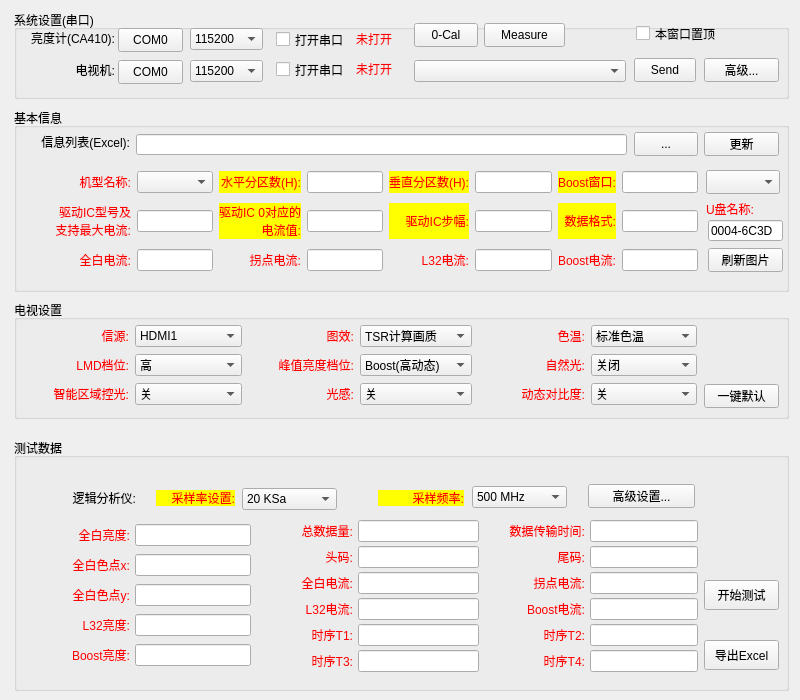
Old version of the form TCLAutoTestTool/MainWindow.ui in the repository wlffeng2008/TCLAutoTest.
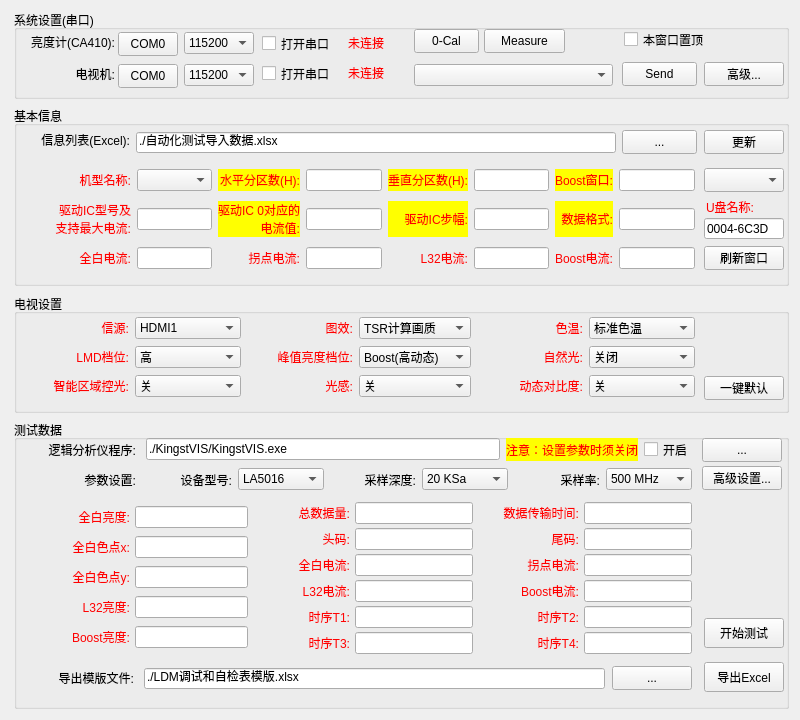
New version of the form.

Diff of the .ui file:
```diff
--- a/TCLAutoTestTool/MainWindow.ui
+++ b/TCLAutoTestTool/MainWindow.ui
@@ -7,7 +7,7 @@
     <x>0</x>
     <y>0</y>
     <width>800</width>
-    <height>700</height>
+    <height>720</height>
    </rect>
   </property>
   <property name="font">
@@ -23,9 +23,9 @@
     <property name="geometry">
      <rect>
       <x>14</x>
-      <y>108</y>
+      <y>106</y>
       <width>775</width>
-      <height>184</height>
+      <height>180</height>
      </rect>
     </property>
     <property name="font">
@@ -57,17 +57,20 @@
       <rect>
        <x>122</x>
        <y>26</y>
-       <width>491</width>
+       <width>480</width>
        <height>21</height>
       </rect>
      </property>
+     <property name="text">
+      <string>./自动化测试导入数据.xlsx</string>
+     </property>
     </widget>
     <widget class="QPushButton" name="pushButtonLoadInfo">
      <property name="geometry">
       <rect>
-       <x>620</x>
+       <x>608</x>
        <y>24</y>
-       <width>64</width>
+       <width>75</width>
        <height>24</height>
       </rect>
      </property>
@@ -80,7 +83,7 @@
       <rect>
        <x>690</x>
        <y>24</y>
-       <width>75</width>
+       <width>80</width>
        <height>24</height>
       </rect>
      </property>
@@ -93,7 +96,7 @@
       <rect>
        <x>41</x>
        <y>59</y>
-       <width>643</width>
+       <width>640</width>
        <height>111</height>
       </rect>
      </property>
@@ -307,9 +310,9 @@
     <widget class="QComboBox" name="comboBoxWindows">
      <property name="geometry">
       <rect>
-       <x>692</x>
+       <x>690</x>
        <y>62</y>
-       <width>74</width>
+       <width>80</width>
        <height>24</height>
       </rect>
      </property>
@@ -339,9 +342,9 @@
     <widget class="QLineEdit" name="lineEditUDisk">
      <property name="geometry">
       <rect>
-       <x>694</x>
+       <x>690</x>
        <y>112</y>
-       <width>75</width>
+       <width>80</width>
        <height>21</height>
       </rect>
      </property>
@@ -352,14 +355,14 @@
     <widget class="QPushButton" name="pushButtonShowImage">
      <property name="geometry">
       <rect>
-       <x>694</x>
+       <x>690</x>
        <y>140</y>
-       <width>75</width>
+       <width>80</width>
        <height>24</height>
       </rect>
      </property>
      <property name="text">
-      <string>刷新图片</string>
+      <string>刷新窗口</string>
      </property>
     </widget>
    </widget>
@@ -367,7 +370,7 @@
     <property name="geometry">
      <rect>
       <x>14</x>
-      <y>300</y>
+      <y>294</y>
       <width>775</width>
       <height>119</height>
      </rect>
@@ -379,8 +382,8 @@
      <property name="geometry">
       <rect>
        <x>690</x>
-       <y>84</y>
-       <width>75</width>
+       <y>82</y>
+       <width>80</width>
        <height>24</height>
       </rect>
      </property>
@@ -392,8 +395,8 @@
      <property name="geometry">
       <rect>
        <x>9</x>
-       <y>24</y>
-       <width>674</width>
+       <y>22</y>
+       <width>672</width>
        <height>85</height>
       </rect>
      </property>
@@ -765,65 +768,25 @@
     <property name="geometry">
      <rect>
       <x>14</x>
-      <y>438</y>
+      <y>420</y>
       <width>775</width>
-      <height>253</height>
+      <height>289</height>
      </rect>
     </property>
     <property name="title">
      <string>测试数据</string>
     </property>
-    <widget class="QLabel" name="label_35">
-     <property name="geometry">
-      <rect>
-       <x>142</x>
-       <y>52</y>
-       <width>79</width>
-       <height>16</height>
-      </rect>
-     </property>
-     <property name="styleSheet">
-      <string notr="true">background-color: rgb(255, 255, 0);
-color: rgb(255, 0, 0);</string>
-     </property>
-     <property name="text">
-      <string> 采样率设置:</string>
-     </property>
-     <property name="alignment">
-      <set>Qt::AlignmentFlag::AlignRight|Qt::AlignmentFlag::AlignTrailing|Qt::AlignmentFlag::AlignVCenter</set>
-     </property>
-    </widget>
-    <widget class="QLabel" name="label_36">
-     <property name="geometry">
-      <rect>
-       <x>364</x>
-       <y>52</y>
-       <width>86</width>
-       <height>16</height>
-      </rect>
-     </property>
-     <property name="styleSheet">
-      <string notr="true">background-color: rgb(255, 255, 0);
-color: rgb(255, 0, 0);</string>
-     </property>
-     <property name="text">
-      <string>采样频率:</string>
-     </property>
-     <property name="alignment">
-      <set>Qt::AlignmentFlag::AlignRight|Qt::AlignmentFlag::AlignTrailing|Qt::AlignmentFlag::AlignVCenter</set>
-     </property>
-    </widget>
     <widget class="QLabel" name="label_37">
      <property name="geometry">
       <rect>
-       <x>46</x>
+       <x>19</x>
        <y>52</y>
-       <width>76</width>
+       <width>103</width>
        <height>16</height>
       </rect>
      </property>
      <property name="text">
-      <string>逻辑分析仪:</string>
+      <string>参数设置:</string>
      </property>
      <property name="alignment">
       <set>Qt::AlignmentFlag::AlignRight|Qt::AlignmentFlag::AlignTrailing|Qt::AlignmentFlag::AlignVCenter</set>
@@ -833,8 +796,8 @@
      <property name="geometry">
       <rect>
        <x>690</x>
-       <y>142</y>
-       <width>75</width>
+       <y>198</y>
+       <width>80</width>
        <height>30</height>
       </rect>
      </property>
@@ -846,8 +809,8 @@
      <property name="geometry">
       <rect>
        <x>690</x>
-       <y>202</y>
-       <width>75</width>
+       <y>242</y>
+       <width>80</width>
        <height>30</height>
       </rect>
      </property>
@@ -855,103 +818,12 @@
       <string>导出Excel</string>
      </property>
     </widget>
-    <widget class="QComboBox" name="comboBoxSample">
-     <property name="geometry">
-      <rect>
-       <x>228</x>
-       <y>50</y>
-       <width>95</width>
-       <height>22</height>
-      </rect>
-     </property>
-     <property name="currentIndex">
-      <number>0</number>
-     </property>
-     <property name="maxVisibleItems">
-      <number>30</number>
-     </property>
-     <item>
-      <property name="text">
-       <string>20 KSa</string>
-      </property>
-     </item>
-     <item>
-      <property name="text">
-       <string>200 KSa</string>
-      </property>
-     </item>
-     <item>
-      <property name="text">
-       <string>1 MSa</string>
-      </property>
-     </item>
-     <item>
-      <property name="text">
-       <string>2 MSa</string>
-      </property>
-     </item>
-     <item>
-      <property name="text">
-       <string>5 MSa</string>
-      </property>
-     </item>
-     <item>
-      <property name="text">
-       <string>10 MSa</string>
-      </property>
-     </item>
-     <item>
-      <property name="text">
-       <string>20 MSa</string>
-      </property>
-     </item>
-     <item>
-      <property name="text">
-       <string>50 MSa</string>
-      </property>
-     </item>
-     <item>
-      <property name="text">
-       <string>100 MSa</string>
-      </property>
-     </item>
-     <item>
-      <property name="text">
-       <string>200 MSa*</string>
-      </property>
-     </item>
-     <item>
-      <property name="text">
-       <string>500 MSa&quot;</string>
-      </property>
-     </item>
-     <item>
-      <property name="text">
-       <string>1 GSa&quot;</string>
-      </property>
-     </item>
-     <item>
-      <property name="text">
-       <string>2 GSa&quot;</string>
-      </property>
-     </item>
-     <item>
-      <property name="text">
-       <string>5 GSa&quot;</string>
-      </property>
-     </item>
-     <item>
-      <property name="text">
-       <string>10 GSa&quot;</string>
-      </property>
-     </item>
-    </widget>
     <widget class="QWidget" name="layoutWidget">
      <property name="geometry">
       <rect>
        <x>53</x>
        <y>78</y>
-       <width>631</width>
+       <width>625</width>
        <height>160</height>
       </rect>
      </property>
@@ -1300,9 +1172,9 @@
     <widget class="QPushButton" name="pushButtonSPISet">
      <property name="geometry">
       <rect>
-       <x>574</x>
+       <x>688</x>
        <y>46</y>
-       <width>107</width>
+       <width>80</width>
        <height>24</height>
       </rect>
      </property>
@@ -1310,15 +1182,234 @@
       <string>高级设置...</string>
      </property>
     </widget>
+    <widget class="QLabel" name="label_55">
+     <property name="geometry">
+      <rect>
+       <x>21</x>
+       <y>22</y>
+       <width>101</width>
+       <height>16</height>
+      </rect>
+     </property>
+     <property name="text">
+      <string>逻辑分析仪程序:</string>
+     </property>
+     <property name="alignment">
+      <set>Qt::AlignmentFlag::AlignRight|Qt::AlignmentFlag::AlignTrailing|Qt::AlignmentFlag::AlignVCenter</set>
+     </property>
+    </widget>
+    <widget class="QPushButton" name="pushButtonFindKIS">
+     <property name="geometry">
+      <rect>
+       <x>688</x>
+       <y>18</y>
+       <width>80</width>
+       <height>24</height>
+      </rect>
+     </property>
+     <property name="text">
+      <string>...</string>
+     </property>
+    </widget>
+    <widget class="QPushButton" name="pushButtonFindExcel">
+     <property name="geometry">
+      <rect>
+       <x>598</x>
+       <y>246</y>
+       <width>80</width>
+       <height>24</height>
+      </rect>
+     </property>
+     <property name="text">
+      <string>...</string>
+     </property>
+    </widget>
+    <widget class="QLabel" name="label_56">
+     <property name="geometry">
+      <rect>
+       <x>21</x>
+       <y>250</y>
+       <width>99</width>
+       <height>16</height>
+      </rect>
+     </property>
+     <property name="text">
+      <string>导出模版文件:</string>
+     </property>
+     <property name="alignment">
+      <set>Qt::AlignmentFlag::AlignRight|Qt::AlignmentFlag::AlignTrailing|Qt::AlignmentFlag::AlignVCenter</set>
+     </property>
+    </widget>
+    <widget class="QLineEdit" name="lineEditInfoFile_3">
+     <property name="geometry">
+      <rect>
+       <x>130</x>
+       <y>248</y>
+       <width>461</width>
+       <height>21</height>
+      </rect>
+     </property>
+     <property name="text">
+      <string>./LDM调试和自检表模版.xlsx</string>
+     </property>
+    </widget>
+    <widget class="QWidget" name="">
+     <property name="geometry">
+      <rect>
+       <x>132</x>
+       <y>48</y>
+       <width>546</width>
+       <height>23</height>
+      </rect>
+     </property>
+     <layout class="QHBoxLayout" name="horizontalLayout_2">
+      <item>
+       <widget class="QLabel" name="label_58">
+        <property name="text">
+         <string> 设备型号:</string>
+        </property>
+        <property name="alignment">
+         <set>Qt::AlignmentFlag::AlignRight|Qt::AlignmentFlag::AlignTrailing|Qt::AlignmentFlag::AlignVCenter</set>
+        </property>
+       </widget>
+      </item>
+      <item>
+       <widget class="QComboBox" name="comboBoxModel">
+        <property name="currentIndex">
+         <number>2</number>
+        </property>
+        <property name="maxVisibleItems">
+         <number>30</number>
+        </property>
+        <item>
+         <property name="text">
+          <string>LA1010</string>
+         </property>
+        </item>
+        <item>
+         <property name="text">
+          <string>LA2016</string>
+         </property>
+        </item>
+        <item>
+         <property name="text">
+          <string>LA5016</string>
+         </property>
+        </item>
+        <item>
+         <property name="text">
+          <string>LA5032</string>
+         </property>
+        </item>
+       </widget>
+      </item>
+      <item>
+       <widget class="QLabel" name="label_35">
+        <property name="text">
+         <string> 采样深度:</string>
+        </property>
+        <property name="alignment">
+         <set>Qt::AlignmentFlag::AlignRight|Qt::AlignmentFlag::AlignTrailing|Qt::AlignmentFlag::AlignVCenter</set>
+        </property>
+       </widget>
+      </item>
+      <item>
+       <widget class="QComboBox" name="comboBoxSample">
+        <property name="currentIndex">
+         <number>0</number>
+        </property>
+        <property name="maxVisibleItems">
+         <number>30</number>
+        </property>
+        <item>
+         <property name="text">
+          <string>20 KSa</string>
+         </property>
+        </item>
+        <item>
+         <property name="text">
+          <string>200 KSa</string>
+         </property>
+        </item>
+        <item>
+         <property name="text">
+          <string>1 MSa</string>
+         </property>
+        </item>
+        <item>
+         <property name="text">
+          <string>2 MSa</string>
+         </property>
+        </item>
+        <item>
+         <property name="text">
+          <string>5 MSa</string>
+         </property>
+        </item>
+        <item>
+         <property name="text">
+          <string>10 MSa</string>
+         </property>
+        </item>
+        <item>
+         <property name="text">
+          <string>20 MSa</string>
+         </property>
+        </item>
+        <item>
+         <property name="text">
+          <string>50 MSa</string>
+         </property>
+        </item>
+        <item>
+         <property name="text">
+          <string>100 MSa</string>
+         </property>
+        </item>
+        <item>
+         <property name="text">
+          <string>200 MSa*</string>
+         </property>
+        </item>
+        <item>
+         <property name="text">
+          <string>500 MSa&quot;</string>
+         </property>
+        </item>
+        <item>
+         <property name="text">
+          <string>1 GSa&quot;</string>
+         </property>
+        </item>
+        <item>
+         <property name="text">
+          <string>2 GSa&quot;</string>
+         </property>
+        </item>
+        <item>
+         <property name="text">
+          <string>5 GSa&quot;</string>
+         </property>
+        </item>
+        <item>
+         <property name="text">
+          <string>10 GSa&quot;</string>
+         </property>
+        </item>
+       </widget>
+      </item>
+      <item>
+       <widget class="QLabel" name="label_36">
+        <property name="text">
+         <string>采样率:</string>
+        </property>
+        <property name="alignment">
+         <set>Qt::AlignmentFlag::AlignRight|Qt::AlignmentFlag::AlignTrailing|Qt::AlignmentFlag::AlignVCenter</set>
+        </property>
+       </widget>
+      </item>
+      <item>
     <widget class="QComboBox" name="comboBoxFreq">
-     <property name="geometry">
-      <rect>
-       <x>458</x>
-       <y>48</y>
-       <width>95</width>
-       <height>22</height>
-      </rect>
-     </property>
      <property name="currentIndex">
       <number>0</number>
      </property>
@@ -1396,6 +1487,49 @@
       </property>
      </item>
     </widget>
+      </item>
+     </layout>
+    </widget>
+    <widget class="QWidget" name="">
+     <property name="geometry">
+      <rect>
+       <x>132</x>
+       <y>18</y>
+       <width>547</width>
+       <height>23</height>
+      </rect>
+     </property>
+     <layout class="QHBoxLayout" name="horizontalLayout_3">
+      <item>
+       <widget class="QLineEdit" name="lineEditKingstKIS">
+        <property name="text">
+         <string>./KingstVIS/KingstVIS.exe</string>
+        </property>
+       </widget>
+      </item>
+      <item>
+       <widget class="QLabel" name="label_57">
+        <property name="styleSheet">
+         <string notr="true">background-color: rgb(255, 255, 0);
+color: rgb(255, 0, 0);</string>
+        </property>
+        <property name="text">
+         <string>注意：设置参数时须关闭</string>
+        </property>
+        <property name="alignment">
+         <set>Qt::AlignmentFlag::AlignRight|Qt::AlignmentFlag::AlignTrailing|Qt::AlignmentFlag::AlignVCenter</set>
+        </property>
+       </widget>
+      </item>
+      <item>
+       <widget class="QCheckBox" name="checkBoxStartVIS">
+        <property name="text">
+         <string>开启</string>
+        </property>
+       </widget>
+      </item>
+     </layout>
+    </widget>
    </widget>
    <widget class="QGroupBox" name="groupBox0">
     <property name="geometry">
@@ -1413,7 +1547,7 @@
      <property name="geometry">
       <rect>
        <x>8</x>
-       <y>20</y>
+       <y>24</y>
        <width>93</width>
        <height>16</height>
       </rect>
@@ -1429,8 +1563,8 @@
      <property name="geometry">
       <rect>
        <x>104</x>
-       <y>18</y>
-       <width>65</width>
+       <y>22</y>
+       <width>60</width>
        <height>24</height>
       </rect>
      </property>
@@ -1444,8 +1578,8 @@
     <widget class="QCheckBox" name="checkBoxOntop">
      <property name="geometry">
       <rect>
-       <x>622</x>
-       <y>14</y>
+       <x>610</x>
+       <y>20</y>
        <width>87</width>
        <height>19</height>
       </rect>
@@ -1458,7 +1592,7 @@
      <property name="geometry">
       <rect>
        <x>8</x>
-       <y>52</y>
+       <y>56</y>
        <width>93</width>
        <height>16</height>
       </rect>
@@ -1474,8 +1608,8 @@
      <property name="geometry">
       <rect>
        <x>104</x>
-       <y>50</y>
-       <width>65</width>
+       <y>54</y>
+       <width>60</width>
        <height>24</height>
       </rect>
      </property>
@@ -1486,9 +1620,9 @@
     <widget class="QComboBox" name="comboBoxBaud0">
      <property name="geometry">
       <rect>
-       <x>176</x>
-       <y>18</y>
-       <width>73</width>
+       <x>170</x>
+       <y>22</y>
+       <width>70</width>
        <height>22</height>
       </rect>
      </property>
@@ -1537,9 +1671,9 @@
     <widget class="QComboBox" name="comboBoxBaud1">
      <property name="geometry">
       <rect>
-       <x>176</x>
-       <y>50</y>
-       <width>73</width>
+       <x>170</x>
+       <y>54</y>
+       <width>70</width>
        <height>22</height>
       </rect>
      </property>
@@ -1589,7 +1723,7 @@
      <property name="geometry">
       <rect>
        <x>470</x>
-       <y>13</y>
+       <y>19</y>
        <width>81</width>
        <height>24</height>
       </rect>
@@ -1601,8 +1735,8 @@
     <widget class="QCheckBox" name="checkBoxOpen0">
      <property name="geometry">
       <rect>
-       <x>262</x>
-       <y>20</y>
+       <x>248</x>
+       <y>24</y>
        <width>80</width>
        <height>19</height>
       </rect>
@@ -1614,9 +1748,9 @@
     <widget class="QLabel" name="labelStatus0">
      <property name="geometry">
       <rect>
-       <x>342</x>
-       <y>20</y>
-       <width>50</width>
+       <x>334</x>
+       <y>24</y>
+       <width>56</width>
        <height>18</height>
       </rect>
      </property>
@@ -1624,7 +1758,7 @@
       <string notr="true">color: rgb(255, 0, 0);</string>
      </property>
      <property name="text">
-      <string>未打开</string>
+      <string>未连接</string>
      </property>
      <property name="alignment">
       <set>Qt::AlignmentFlag::AlignLeading|Qt::AlignmentFlag::AlignLeft|Qt::AlignmentFlag::AlignVCenter</set>
@@ -1633,9 +1767,9 @@
     <widget class="QLabel" name="labelStatus1">
      <property name="geometry">
       <rect>
-       <x>342</x>
-       <y>50</y>
-       <width>50</width>
+       <x>334</x>
+       <y>54</y>
+       <width>56</width>
        <height>18</height>
       </rect>
      </property>
@@ -1643,7 +1777,7 @@
       <string notr="true">color: rgb(255, 0, 0);</string>
      </property>
      <property name="text">
-      <string>未打开</string>
+      <string>未连接</string>
      </property>
      <property name="alignment">
       <set>Qt::AlignmentFlag::AlignLeading|Qt::AlignmentFlag::AlignLeft|Qt::AlignmentFlag::AlignVCenter</set>
@@ -1652,8 +1786,8 @@
     <widget class="QCheckBox" name="checkBoxOpen1">
      <property name="geometry">
       <rect>
-       <x>262</x>
-       <y>50</y>
+       <x>248</x>
+       <y>54</y>
        <width>80</width>
        <height>19</height>
       </rect>
@@ -1666,8 +1800,8 @@
      <property name="geometry">
       <rect>
        <x>400</x>
-       <y>50</y>
-       <width>212</width>
+       <y>54</y>
+       <width>199</width>
        <height>22</height>
       </rect>
      </property>
@@ -1678,9 +1812,9 @@
     <widget class="QPushButton" name="pushButtonTVSend">
      <property name="geometry">
       <rect>
-       <x>620</x>
-       <y>48</y>
-       <width>62</width>
+       <x>608</x>
+       <y>52</y>
+       <width>75</width>
        <height>24</height>
       </rect>
      </property>
@@ -1692,8 +1826,8 @@
      <property name="geometry">
       <rect>
        <x>400</x>
-       <y>13</y>
-       <width>64</width>
+       <y>19</y>
+       <width>65</width>
        <height>24</height>
       </rect>
      </property>
@@ -1705,8 +1839,8 @@
      <property name="geometry">
       <rect>
        <x>690</x>
-       <y>48</y>
-       <width>75</width>
+       <y>52</y>
+       <width>80</width>
        <height>24</height>
       </rect>
      </property>
```
Lines whose indentation alone changed are shown as unchanged.
